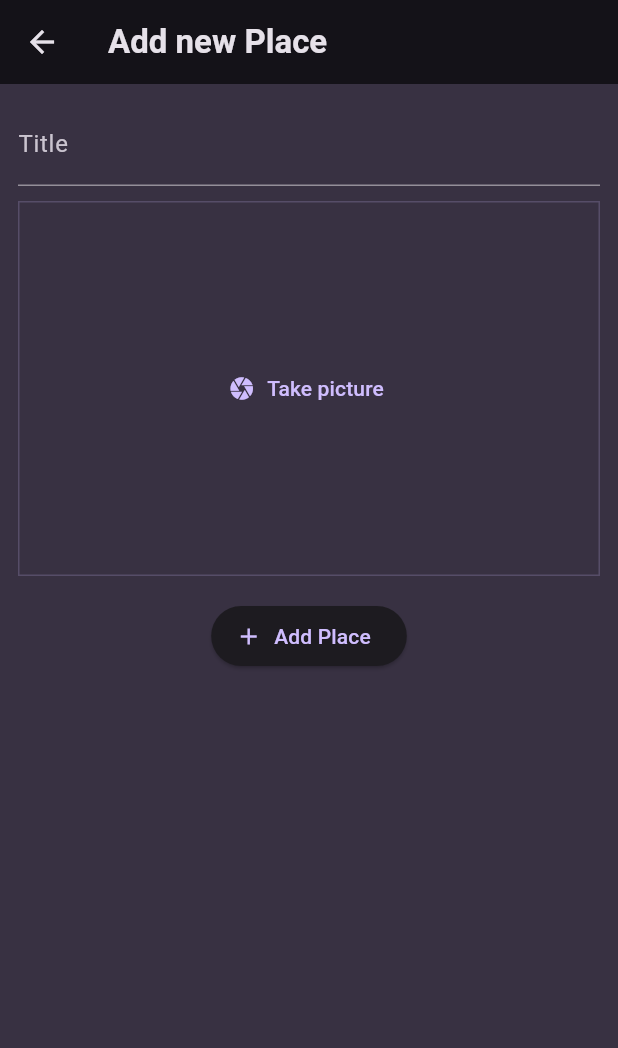
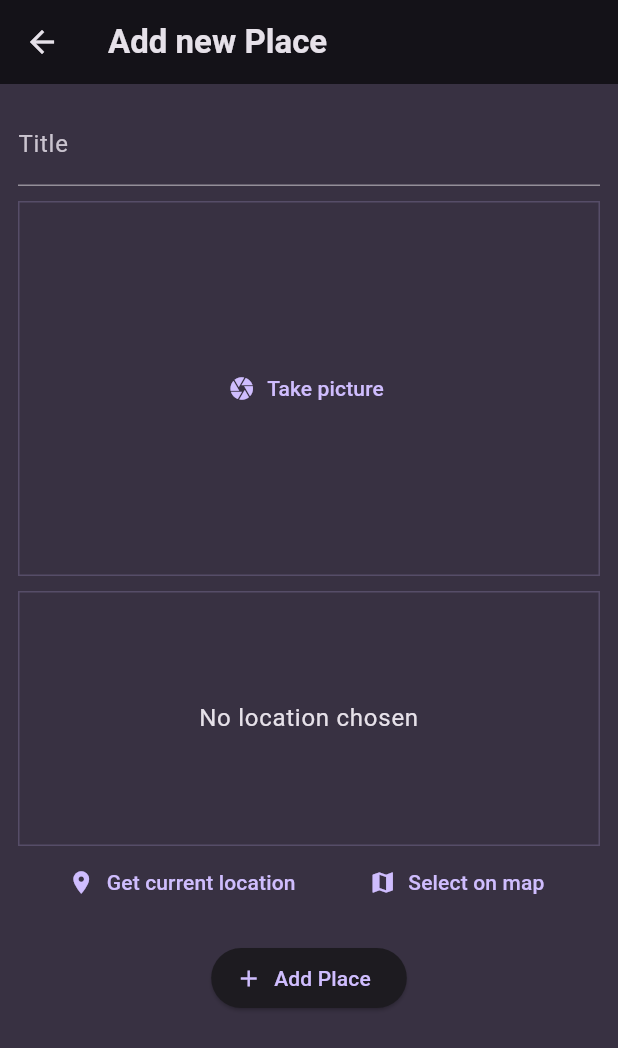
Before and after one commit to kotomoto/flutter-favorite-places, a Flutter app: the AddPlaceScreen screen opened directly, on a phone screen of 412 x 824 dp. Shown: the top 1048 px of the screen. Run offline on Flutter 3.47's test engine with Material 3 defaults, Android fonts, the phone set to English and light mode, and no system bars; our stand-ins replace flutter_riverpod, google_fonts, image_picker, location.

Commit message:
Add location handling

```diff
--- a/lib/models/place.dart
+++ b/lib/models/place.dart
@@ -4,10 +4,22 @@ import 'package:uuid/uuid.dart';
 
 const uuid = Uuid();
 
+class PlaceLocation {
+  PlaceLocation({required this.latitude, required this.longitude});
+
+  final double latitude;
+  final double longitude;
+}
+
 class Place {
-  Place({required this.title, required this.image}) : id = uuid.v4();
+  Place({
+    required this.title,
+    required this.image,
+    // required this.location, // todo to be added
+  }) : id = uuid.v4();
 
   final String id;
   final String title;
   final File image;
+  // final PlaceLocation location; // todo to be added
 }
--- a/lib/screens/add_place.dart
+++ b/lib/screens/add_place.dart
@@ -2,6 +2,7 @@ import 'dart:io';
 
 import 'package:favorite_places/providers/user_places.dart';
 import 'package:favorite_places/widgets/image_input.dart';
+import 'package:favorite_places/widgets/location_input.dart';
 import 'package:flutter/material.dart';
 import 'package:flutter_riverpod/flutter_riverpod.dart';
 
@@ -60,6 +61,8 @@ class _AddPlaceScreenState extends ConsumerState<AddPlaceScreen> {
                 _selectedImage = image;
               },
             ),
+            const SizedBox(height: 10),
+            LocationInput(),
             const SizedBox(height: 16),
             ElevatedButton.icon(
               onPressed: _savePlace,
--- /dev/null
+++ b/lib/widgets/location_input.dart
@@ -0,0 +1,111 @@
+import 'package:favorite_places/models/place.dart';
+import 'package:flutter/material.dart';
+import 'package:location/location.dart';
+
+class LocationInput extends StatefulWidget {
+  const LocationInput({super.key});
+
+  @override
+  State<LocationInput> createState() {
+    return _LocationInputState();
+  }
+}
+
+class _LocationInputState extends State<LocationInput> {
+  PlaceLocation? _pickedLocation;
+  var _isGettingLocation = false;
+
+  void _getCurrentLocation() async {
+    Location location = Location();
+
+    bool serviceEnabled;
+    PermissionStatus permissionGranted;
+    LocationData locationData;
+
+    serviceEnabled = await location.serviceEnabled();
+    if (!serviceEnabled) {
+      serviceEnabled = await location.requestService();
+      if (!serviceEnabled) {
+        return;
+      }
+    }
+
+    permissionGranted = await location.hasPermission();
+    if (permissionGranted == PermissionStatus.denied) {
+      permissionGranted = await location.requestPermission();
+      if (permissionGranted != PermissionStatus.granted) {
+        return;
+      }
+    }
+
+    setState(() {
+      _isGettingLocation = true;
+    });
+
+    locationData = await location.getLocation();
+    final lat = locationData.latitude;
+    final long = locationData.longitude;
+
+    if (lat == null || long == null) {
+      return;
+    }
+
+    setState(() {
+      _pickedLocation = PlaceLocation(latitude: lat, longitude: long);
+      _isGettingLocation = false;
+    });
+
+    print('Lat: ${locationData.latitude}');
+    print('Long: ${locationData.longitude}');
+  }
+
+  @override
+  Widget build(BuildContext context) {
+    Widget previewContent = Text(
+      'No location chosen',
+      textAlign: TextAlign.center,
+      style: Theme.of(context).textTheme.bodyLarge!.copyWith(
+            color: Theme.of(context).colorScheme.onBackground,
+          ),
+    );
+
+    if (_pickedLocation != null) {
+      previewContent = Text('Got location');
+    }
+
+    if (_isGettingLocation) {
+      previewContent = const CircularProgressIndicator();
+    }
+
+    return Column(
+      children: [
+        Container(
+          decoration: BoxDecoration(
+            border: Border.all(
+                width: 1,
+                color: Theme.of(context).colorScheme.primary.withOpacity(0.2)),
+          ),
+          alignment: Alignment.center,
+          height: 170,
+          width: double.infinity,
+          child: previewContent,
+        ),
+        Row(
+          mainAxisAlignment: MainAxisAlignment.spaceEvenly,
+          children: [
+            TextButton.icon(
+              icon: const Icon(Icons.location_on),
+              label: const Text('Get current location'),
+              onPressed: _getCurrentLocation,
+            ),
+            TextButton.icon(
+              icon: const Icon(Icons.map),
+              label: const Text('Select on map'),
+              onPressed: () {},
+            ),
+          ],
+        ),
+      ],
+    );
+  }
+}
--- a/pubspec.yaml
+++ b/pubspec.yaml
@@ -39,6 +39,7 @@ dependencies:
   uuid: ^4.4.0
   flutter_riverpod: ^2.5.1
   image_picker: ^1.1.1
+  location: ^6.0.2
 
 dev_dependencies:
   flutter_test:
```
Also changed, not shown: pubspec.lock, 2 other files.
